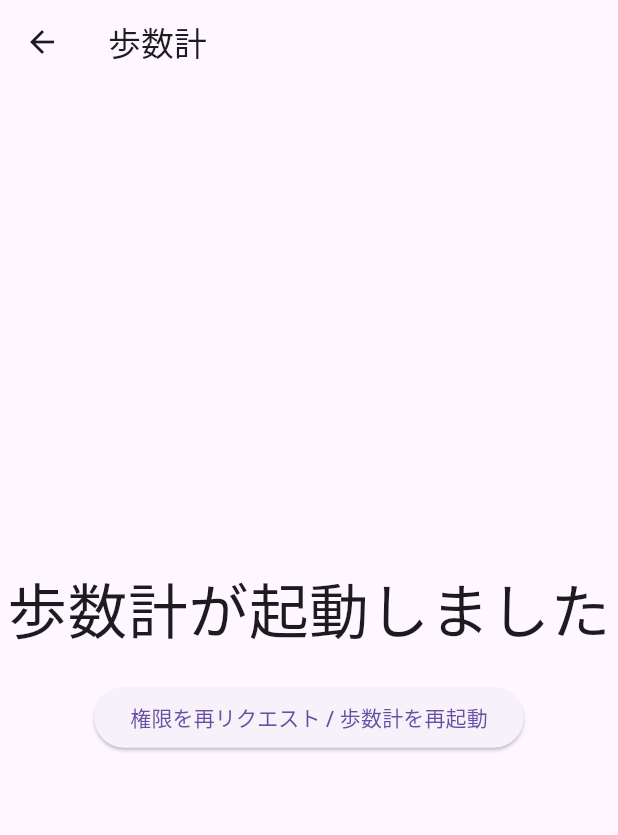
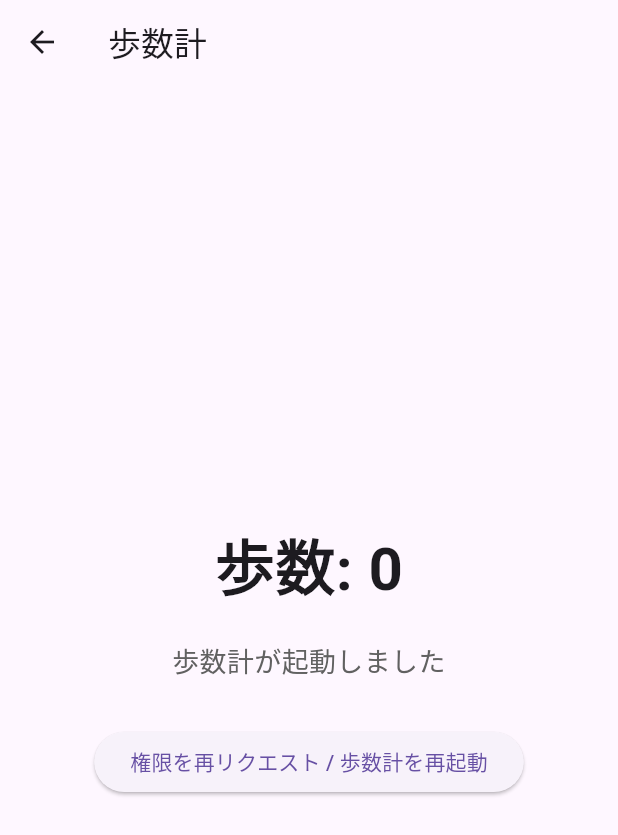
Before and after one commit to kurohero1/test, a Flutter app: the screen it shows after launch, after a tap on "歩数計（Pedometer）", on a phone screen of 412 x 824 dp. Shown: the top 835 px of the screen. Run offline on Flutter 3.47's test engine with Material 3 defaults, Android fonts, the phone set to English and light mode, and no system bars; our stand-ins replace pedometer, permission_handler.

Commit message:
歩数計のUI・権限処理を更新

```diff
--- a/lib/main.dart
+++ b/lib/main.dart
@@ -19,6 +19,9 @@ class MyApp extends StatelessWidget {
 }
 
 class HomePage extends StatelessWidget {
+
+  const HomePage({Key? key}) : super(key: key);
+
   @override
   Widget build(BuildContext context) {
     return Scaffold(
--- a/lib/pedometer_page.dart
+++ b/lib/pedometer_page.dart
@@ -19,34 +19,38 @@ class _PedometerPageState extends State<PedometerPage> {
   }
 
   Future<void> _requestPermissionAndInitPedometer() async {
-    // 権限をチェック
-    var status = await Permission.activityRecognition.status;
-    if (!status.isGranted) {
-      status = await Permission.activityRecognition.request();
+    // 一次请求两个可能必要的权限
+    Map<Permission, PermissionStatus> statuses = await [
+      Permission.activityRecognition,
+      Permission.sensors,
+    ].request();
+
+    bool granted = statuses[Permission.activityRecognition]!.isGranted &&
+        statuses[Permission.sensors]!.isGranted;
+
+    if (!granted) {
+      setState(() {
+        _statusMessage = "権限が許可されていません。歩数を取得できません。";
+      });
+      return;
     }
 
-    if (status.isGranted) {
     setState(() {
       _statusMessage = "歩数計が起動しました";
     });
 
-      // 歩数ストリームを初期化
+    // 初始化步数监听
     _stepStream = Pedometer.stepCountStream;
-      _stepStream.listen((event) {
+    _stepStream.listen((StepCount event) {
       setState(() {
         _steps = event.steps;
+        _statusMessage = "歩数データを受信中…";
       });
     }).onError((error) {
       setState(() {
         _statusMessage = "歩数計エラー: $error";
       });
-        print("Pedometer Error: $error");
     });
-    } else {
-      setState(() {
-        _statusMessage = "権限が許可されていません。歩数を取得できません";
-      });
-    }
   }
 
   @override
@@ -57,12 +61,22 @@ class _PedometerPageState extends State<PedometerPage> {
         child: Column(
           mainAxisAlignment: MainAxisAlignment.center,
           children: [
+            // 歩数永远显示，不会被盖掉
             Text(
-              _steps > 0 ? "歩数: $_steps" : _statusMessage,
-              style: TextStyle(fontSize: 40),
+              "歩数: $_steps",
+              style: TextStyle(fontSize: 40, fontWeight: FontWeight.bold),
+            ),
+            SizedBox(height: 20),
+
+            // 状态显示在步数下面
+            Text(
+              _statusMessage,
+              style: TextStyle(fontSize: 18, color: Colors.grey[700]),
               textAlign: TextAlign.center,
             ),
-            SizedBox(height: 20),
+
+            SizedBox(height: 30),
+
             ElevatedButton(
               onPressed: _requestPermissionAndInitPedometer,
               child: Text("権限を再リクエスト / 歩数計を再起動"),
--- a/pubspec.yaml
+++ b/pubspec.yaml
@@ -32,7 +32,7 @@ dependencies:
     sdk: flutter
 
   pedometer: ^4.0.1
-  permission_handler: ^10.4.0
+  permission_handler: ^12.0.1
   # The following adds the Cupertino Icons font to your application.
   # Use with the CupertinoIcons class for iOS style icons.
   url_launcher: ^6.1.10
```
Also changed, not shown: pubspec.lock. Lines whose indentation alone changed are shown as unchanged.
